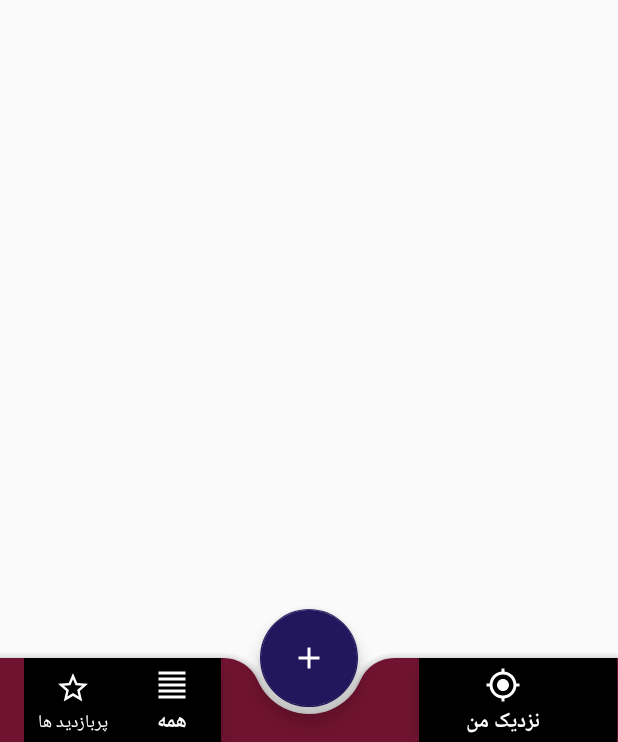
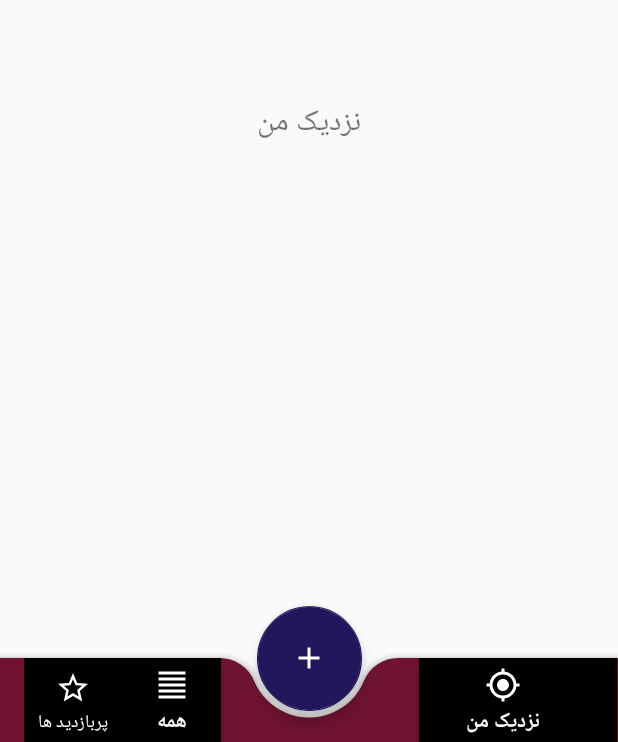
Before and after one commit to Amin397/Sport-Cup, an Android app: the MainActivity screen opened directly, with no data from a screen before it, item 3 of the bottom bar chosen, on a phone screen of 412 x 824 dp. Shown: the part 494-1236 px from the top of the screen. Run offline under Robolectric (Android 15) with nearby library versions, the phone set to English and light mode, and no system bars.

Commit message:
bottom navigation tabs is completed

```diff
--- a/app/src/main/java/com/example/sportcup/MainActivity.java
+++ b/app/src/main/java/com/example/sportcup/MainActivity.java
@@ -1,7 +1,10 @@
 package com.example.sportcup;
 
 import android.support.annotation.NonNull;
+import android.support.design.widget.BottomNavigationView;
 import android.support.design.widget.NavigationView;
+import android.support.v4.app.Fragment;
+import android.support.v4.app.FragmentTransaction;
 import android.support.v4.view.GravityCompat;
 import android.support.v4.widget.DrawerLayout;
 import android.support.v7.app.ActionBar;
@@ -13,11 +16,17 @@ import android.view.Menu;
 import android.view.MenuItem;
 import android.widget.Toast;
 
-public class MainActivity extends AppCompatActivity implements NavigationView.OnNavigationItemSelectedListener {
+import com.example.sportcup.fragments.AllItems;
+import com.example.sportcup.fragments.MostViewed;
+import com.example.sportcup.fragments.NearMe;
+
+public class MainActivity extends AppCompatActivity {
 
     Toolbar toolbar;
     DrawerLayout drawerLayout;
     NavigationView navigationView;
+    BottomNavigationView bottom_nav_left;
+    BottomNavigationView bottom_nav_right;
 
     @Override
     protected void onCreate(Bundle savedInstanceState) {
@@ -27,6 +36,12 @@ public class MainActivity extends AppCompatActivity implements NavigationView.On
         toolbar = (Toolbar) findViewById(R.id.toolbar_id);
         navigationView = (NavigationView) findViewById(R.id.navigation_view_id);
         drawerLayout = (DrawerLayout) findViewById(R.id.drawer_layout_id);
+        bottom_nav_left = (BottomNavigationView) findViewById(R.id.bottom_navigation_left_id);
+        bottom_nav_right = (BottomNavigationView) findViewById(R.id.bottom_navigation_right_id);
+
+        bottom_nav_left.setOnNavigationItemSelectedListener(mLeftOnNavigationItemsSelectedListener);
+        bottom_nav_left.setSelectedItemId(R.id.nav_allitems_id);
+        bottom_nav_right.setOnNavigationItemSelectedListener(mRightOnNavigationItemSelectedListener);
 
         setSupportActionBar(toolbar);
 
@@ -35,9 +50,46 @@ public class MainActivity extends AppCompatActivity implements NavigationView.On
         actionBar.setHomeButtonEnabled(true);
         ActionBarDrawerToggle toggle = new ActionBarDrawerToggle(MainActivity.this , drawerLayout , toolbar , 0 , 0);
         toggle.syncState();
-        navigationView.setNavigationItemSelectedListener(this);
+        navigationView.setNavigationItemSelectedListener(mNavigationDrawerItemSelectedListener);
 
     }
+
+    private BottomNavigationView.OnNavigationItemSelectedListener mRightOnNavigationItemSelectedListener
+             = new BottomNavigationView.OnNavigationItemSelectedListener() {
+        @Override
+        public boolean onNavigationItemSelected(@NonNull MenuItem menuItem) {
+            Fragment fragment;
+            switch (menuItem.getItemId()){
+                case R.id.nav_nearme_id:{
+                    fragment = new NearMe();
+                    loadFragment(fragment);
+                    return true;
+                }
+            }
+            return false;
+        }
+    };
+
+    private BottomNavigationView.OnNavigationItemSelectedListener mLeftOnNavigationItemsSelectedListener
+             = new BottomNavigationView.OnNavigationItemSelectedListener() {
+        @Override
+        public boolean onNavigationItemSelected(@NonNull MenuItem menuItem) {
+            Fragment fragment;
+            switch (menuItem.getItemId()){
+                case R.id.nav_mostviewed_id:{
+                    fragment = new MostViewed();
+                    loadFragment(fragment);
+                    return true;
+                }
+                case R.id.nav_allitems_id:{
+                    fragment = new AllItems();
+                    loadFragment(fragment);
+                    return true;
+                }
+            }
+            return false;
+        }
+    };
 
     @Override
     public boolean onCreateOptionsMenu(Menu menu) {
@@ -66,36 +118,44 @@ public class MainActivity extends AppCompatActivity implements NavigationView.On
         }
     }
 
-
+    private NavigationView.OnNavigationItemSelectedListener mNavigationDrawerItemSelectedListener
+             = new NavigationView.OnNavigationItemSelectedListener() {
         @Override
         public boolean onNavigationItemSelected(@NonNull MenuItem menuItem) {
             switch (menuItem.getItemId()){
                 case R.id.nav_item1_id:{
-                Toast.makeText(this, "item1", Toast.LENGTH_SHORT).show();
+                    Toast.makeText(MainActivity.this, "item1", Toast.LENGTH_SHORT).show();
                     break;
                 }
                 case R.id.nav_item2_id:{
-                Toast.makeText(this, "item2", Toast.LENGTH_SHORT).show();
+                    Toast.makeText(MainActivity.this, "item2", Toast.LENGTH_SHORT).show();
                     break;
                 }
                 case R.id.nav_item3_id:{
-                Toast.makeText(this, "item3", Toast.LENGTH_SHORT).show();
+                    Toast.makeText(MainActivity.this, "item3", Toast.LENGTH_SHORT).show();
                     break;
                 }
                 case R.id.nav_item4_id:{
-                Toast.makeText(this, "item4", Toast.LENGTH_SHORT).show();
+                    Toast.makeText(MainActivity.this, "item4", Toast.LENGTH_SHORT).show();
                     break;
                 }
                 case R.id.nav_item5_id:{
-                Toast.makeText(this, "item5", Toast.LENGTH_SHORT).show();
+                    Toast.makeText(MainActivity.this, "item5", Toast.LENGTH_SHORT).show();
                     break;
                 }
                 case R.id.nav_item6_id:{
-                Toast.makeText(this, "item6", Toast.LENGTH_SHORT).show();
+                    Toast.makeText(MainActivity.this, "item6", Toast.LENGTH_SHORT).show();
                     break;
                 }
             }
             drawerLayout.closeDrawer(GravityCompat.START);
             return true;
         }
+    };
+    private void loadFragment(Fragment fragment) {
+        FragmentTransaction transaction = getSupportFragmentManager().beginTransaction();
+        transaction.replace(R.id.frame_container_main_id , fragment);
+        transaction.addToBackStack(null);
+        transaction.commit();
     }
+}
--- /dev/null
+++ b/app/src/main/java/com/example/sportcup/fragments/AllItems.java
@@ -0,0 +1,21 @@
+package com.example.sportcup.fragments;
+
+import android.os.Bundle;
+import android.support.annotation.NonNull;
+import android.support.annotation.Nullable;
+import android.support.v4.app.Fragment;
+import android.view.LayoutInflater;
+import android.view.View;
+import android.view.ViewGroup;
+
+import com.example.sportcup.R;
+
+public class AllItems extends Fragment {
+
+    @Nullable
+    @Override
+    public View onCreateView(@NonNull LayoutInflater inflater, @Nullable ViewGroup container, @Nullable Bundle savedInstanceState) {
+        View view = inflater.inflate(R.layout.fragment_all_items , container , false);
+        return view;
+    }
+}
--- /dev/null
+++ b/app/src/main/java/com/example/sportcup/fragments/NearMe.java
@@ -0,0 +1,22 @@
+package com.example.sportcup.fragments;
+
+import android.os.Bundle;
+import android.support.annotation.NonNull;
+import android.support.annotation.Nullable;
+import android.support.v4.app.Fragment;
+import android.view.LayoutInflater;
+import android.view.View;
+import android.view.ViewGroup;
+
+import com.example.sportcup.R;
+
+public class NearMe extends Fragment {
+
+    @Nullable
+    @Override
+    public View onCreateView(@NonNull LayoutInflater inflater, @Nullable ViewGroup container, @Nullable Bundle savedInstanceState) {
+        View view = inflater.inflate(R.layout.fragment_near_me , container , false);
+
+        return view;
+    }
+}
--- a/app/src/main/res/layout/activity_main.xml
+++ b/app/src/main/res/layout/activity_main.xml
@@ -22,6 +22,12 @@
 
     </android.support.v7.widget.CardView>
 
+    <FrameLayout
+        android:id="@+id/frame_container_main_id"
+        android:layout_width="match_parent"
+        android:layout_height="match_parent"
+        app:layout_behavior="@string/appbar_scrolling_view_behavior" />
+
     <android.support.design.bottomappbar.BottomAppBar
         android:layout_width="match_parent"
         android:id="@+id/bar"
@@ -41,7 +47,7 @@
         android:layout_width="wrap_content"
         android:id="@+id/fab"
         app:layout_anchor="@id/bar"
-        app:fabCustomSize="65dp"
+        app:fabCustomSize="70dp"
         android:src="@drawable/ic_add_black_24dp"
         android:layout_height="wrap_content" />
 
--- a/app/src/main/res/layout/appbar.xml
+++ b/app/src/main/res/layout/appbar.xml
@@ -8,11 +8,11 @@
     xmlns:app="http://schemas.android.com/apk/res-auto">
 
     <android.support.design.widget.BottomNavigationView
-        android:id="@+id/bottom_navigation"
+        android:id="@+id/bottom_navigation_left_id"
         android:layout_width="0dp"
         android:layout_weight="0.3333"
         android:layout_height="wrap_content"
-        app:menu="@menu/bottom_appbar_menu"
+        app:menu="@menu/bottom_appbar_menu_left"
         android:animateLayoutChanges="true"
         app:itemIconTint="@android:color/white"
         app:itemTextColor="@android:color/white"/>
@@ -23,11 +23,11 @@
         android:layout_height="wrap_content" />
 
     <android.support.design.widget.BottomNavigationView
-        android:id="@+id/bottom_nassvigation"
+        android:id="@+id/bottom_navigation_right_id"
         android:layout_width="0dp"
         android:layout_weight="0.3333"
         android:layout_height="wrap_content"
-        app:menu="@menu/bottom_appba2_menu"
+        app:menu="@menu/bottom_appba2_menu_right"
         android:paddingRight="@dimen/padding_20dp"
         android:animateLayoutChanges="true"
         app:itemIconTint="@android:color/white"
--- /dev/null
+++ b/app/src/main/res/layout/fragment_near_me.xml
@@ -0,0 +1,13 @@
+<?xml version="1.0" encoding="utf-8"?>
+<RelativeLayout
+    xmlns:android="http://schemas.android.com/apk/res/android" android:layout_width="match_parent"
+    android:layout_height="match_parent">
+
+    <TextView
+        android:text="@string/near_me"
+        android:layout_centerInParent="true"
+        android:textSize="@dimen/textsize_20sp"
+        android:layout_width="wrap_content"
+        android:layout_height="wrap_content" />
+
+</RelativeLayout>
--- a/app/src/main/res/menu/bottom_appba2_menu.xml
+++ b/app/src/main/res/menu/bottom_appba2_menu_right.xml
@@ -3,7 +3,7 @@
     xmlns:app="http://schemas.android.com/apk/res-auto">
 
     <item
-        android:id="@+id/action_nrb4y"
+        android:id="@+id/nav_nearme_id"
         android:enabled="true"
         android:icon="@drawable/ic_my_location_black_24dp"
         android:title="@string/near_me"
--- a/app/src/main/res/menu/bottom_appbar_menu.xml
+++ b/app/src/main/res/menu/bottom_appbar_menu_left.xml
@@ -3,14 +3,14 @@
     xmlns:app="http://schemas.android.com/apk/res-auto">
 
     <item
-        android:id="@+id/action_favorites"
+        android:id="@+id/nav_mostviewed_id"
         android:enabled="true"
         android:icon="@drawable/ic_star_border_black_24dp"
-        android:title="پربازدید ها"
+        android:title="@string/most_viewed"
         app:showAsAction="ifRoom" />
 
     <item
-        android:id="@+id/action_nrb4y"
+        android:id="@+id/nav_allitems_id"
         android:enabled="true"
         android:icon="@drawable/ic_format_align_justify_black_24dp"
         android:title="@string/all_items"
```
Also changed, not shown: app/src/main/java/com/example/sportcup/fragments/MostViewed.java (added, +21 -0 lines), app/src/main/res/layout/fragment_all_items.xml (added, +13 -0 lines), app/src/main/res/layout/fragment_most_viewed.xml (added, +14 -0 lines). Lines whose indentation alone changed are shown as unchanged.
